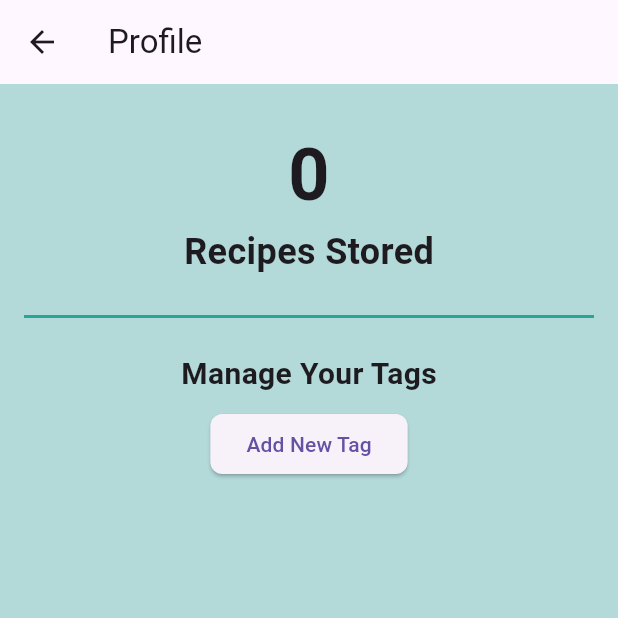
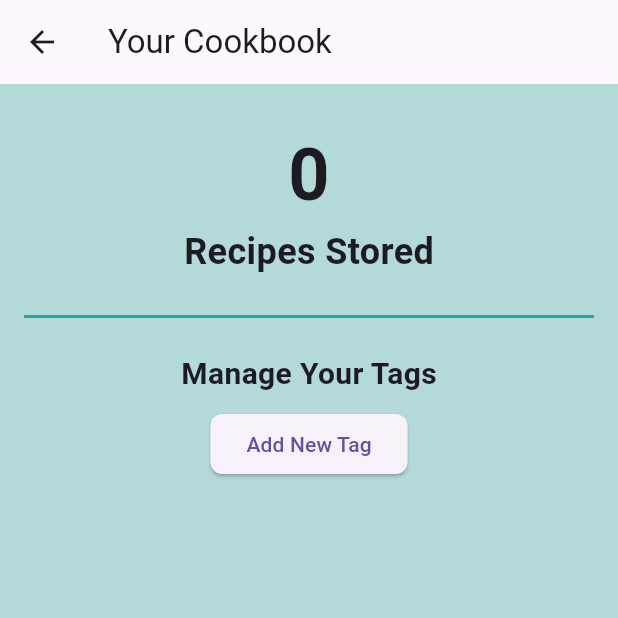
Before and after one commit to darlynvp/recipe-organizer, a Flutter app: the screen it shows after launch, item 3 of the bottom bar chosen, on a phone screen of 412 x 824 dp, the top half of it. Run offline on Flutter 3.47's test engine with Material 3 defaults, Android fonts, the light colour scheme and no system bars; network calls fail; Roboto replaces fonts that are missing (SF Pro).

Commit message:
changed title profile to cookbook

```diff
--- a/lib/profile_page.dart
+++ b/lib/profile_page.dart
@@ -35,7 +35,7 @@ class _ProfilePageState extends State<ProfilePage> {
 
     return Scaffold(
         appBar: AppBar(
-          title: const Text('Profile'),
+          title: const Text('Your Cookbook'),
         ),
         body: Padding(
           padding: const EdgeInsets.all(16.0),
```
